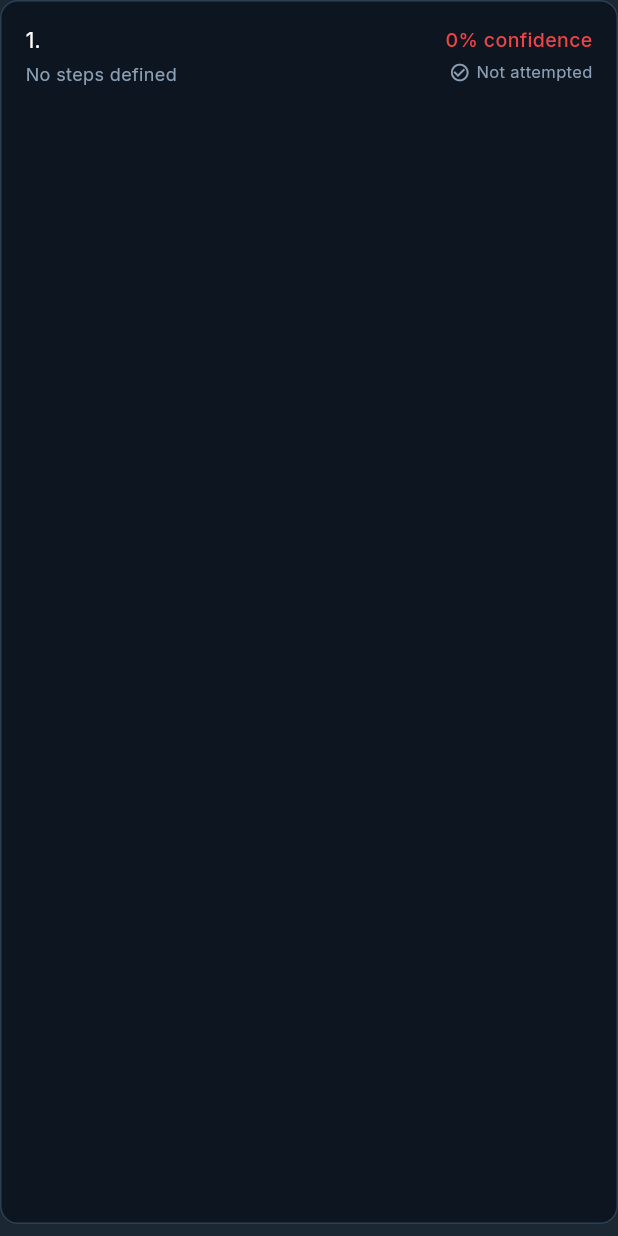
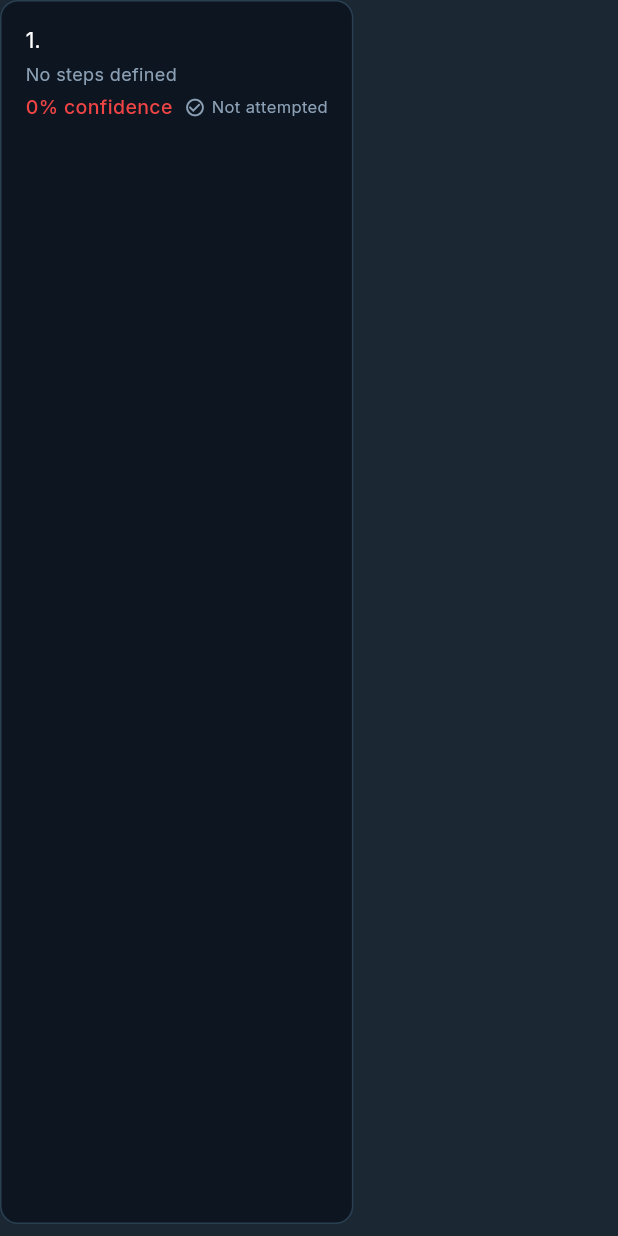
Before and after one commit to 8848man/sentinel_mvp, a Flutter app: the FixFlowRow widget shown alone on an empty page, opened directly with empty values, on a phone screen of 412 x 824 dp. Run offline on Flutter 3.47's test engine with Material 3 defaults, Android fonts, the phone set to English and light mode, and no system bars; our stand-ins replace dio, flutter_riverpod, go_router, google_fonts, supabase_flutter; accounts and stored records are empty.

Commit message:
Add mobile information hierarchy rules for fix-flow rows and AppBars
Fix-flow rows on mobile no longer cram name/Recommended/confidence into
one row, and mobile headers are simplified to nav/page-context only,
moving incident title and ID into the page content instead. Documents
both as new decisions in the responsive specs.

```diff
--- a/frontend/sentinel/lib/features/incident/presentation/analysis/widgets/fix_flow_row.dart
+++ b/frontend/sentinel/lib/features/incident/presentation/analysis/widgets/fix_flow_row.dart
@@ -25,6 +25,49 @@ class FixFlowRow extends StatelessWidget {
   /// badge is the only green-colored row treatment.
   final bool isRecommended;
 
+  Widget _recommendedBadge() {
+    return Container(
+      padding:
+          const EdgeInsets.symmetric(horizontal: AppSpacing.sm, vertical: 2),
+      decoration: BoxDecoration(
+        color: AppColors.severityMinor.withValues(alpha: 0.12),
+        borderRadius: BorderRadius.circular(AppSpacing.badgeRadius),
+      ),
+      child: Text(
+        'RECOMMENDED',
+        style: AppText.labelSmall.copyWith(
+          color: AppColors.severityMinor,
+          fontWeight: FontWeight.w700,
+        ),
+      ),
+    );
+  }
+
+  Widget _confidenceText(Color confidenceColor, int confidencePct) {
+    return Text(
+      '$confidencePct% confidence',
+      style: AppText.labelMedium.copyWith(color: confidenceColor),
+    );
+  }
+
+  Widget _attemptedIndicator() {
+    return Row(
+      mainAxisSize: MainAxisSize.min,
+      children: [
+        Icon(
+          fixFlow.isAttempted ? Icons.check_circle : Icons.check_circle_outline,
+          size: 14,
+          color: fixFlow.isAttempted ? AppColors.accentBlue : AppColors.textMuted,
+        ),
+        const SizedBox(width: 4),
+        Text(
+          fixFlow.isAttempted ? 'Attempted' : 'Not attempted',
+          style: AppText.labelSmall.copyWith(color: AppColors.textMuted),
+        ),
+      ],
+    );
+  }
+
   @override
   Widget build(BuildContext context) {
     final completed =
@@ -32,6 +75,10 @@ class FixFlowRow extends StatelessWidget {
     final total = fixFlow.checklistItems.length;
     final confidenceColor = AppColors.forConfidence(fixFlow.confidence);
     final confidencePct = (fixFlow.confidence * 100).round();
+    final progressText = total > 0
+        ? 'Progress: $completed / $total completed'
+        : 'No steps defined';
+    final isMobile = context.isMobileWidth;
 
     return GestureDetector(
       onTap: isLoading ? null : onTap,
@@ -46,7 +93,32 @@ class FixFlowRow extends StatelessWidget {
               ? Border.all(color: AppColors.accentBlue, width: 1.5)
               : Border.all(color: AppColors.border),
         ),
-        child: Row(
+        child: isMobile
+            ? Column(
+                crossAxisAlignment: CrossAxisAlignment.start,
+                children: [
+                  // Fix Flow Name gets the full row to itself so it never
+                  // competes with Recommended/Confidence for width.
+                  Text(
+                    '${index + 1}. ${fixFlow.title}',
+                    style: AppText.bodyMedium,
+                  ),
+                  const SizedBox(height: AppSpacing.xs),
+                  Text(progressText, style: AppText.bodySmall),
+                  const SizedBox(height: AppSpacing.xs),
+                  Wrap(
+                    spacing: AppSpacing.sm,
+                    runSpacing: AppSpacing.xs,
+                    crossAxisAlignment: WrapCrossAlignment.center,
+                    children: [
+                      if (isRecommended) _recommendedBadge(),
+                      _confidenceText(confidenceColor, confidencePct),
+                      _attemptedIndicator(),
+                    ],
+                  ),
+                ],
+              )
+            : Row(
                 crossAxisAlignment: CrossAxisAlignment.start,
                 children: [
                   // ── Left: title + progress ───────────────────────
@@ -64,31 +136,12 @@ class FixFlowRow extends StatelessWidget {
                             ),
                             if (isRecommended) ...[
                               const SizedBox(width: AppSpacing.xs),
-                        Container(
-                          padding: const EdgeInsets.symmetric(
-                              horizontal: AppSpacing.sm, vertical: 2),
-                          decoration: BoxDecoration(
-                            color: AppColors.severityMinor.withValues(alpha: 0.12),
-                            borderRadius: BorderRadius.circular(AppSpacing.badgeRadius),
-                          ),
-                          child: Text(
-                            'RECOMMENDED',
-                            style: AppText.labelSmall.copyWith(
-                              color: AppColors.severityMinor,
-                              fontWeight: FontWeight.w700,
-                            ),
-                          ),
-                        ),
+                              _recommendedBadge(),
                             ],
                           ],
                         ),
                         const SizedBox(height: AppSpacing.xs),
-                  Text(
-                    total > 0
-                        ? 'Progress: $completed / $total completed'
-                        : 'No steps defined',
-                    style: AppText.bodySmall,
-                  ),
+                        Text(progressText, style: AppText.bodySmall),
                       ],
                     ),
                   ),
@@ -97,30 +150,9 @@ class FixFlowRow extends StatelessWidget {
                   Column(
                     crossAxisAlignment: CrossAxisAlignment.end,
                     children: [
-                Text(
-                  '$confidencePct% confidence',
-                  style: AppText.labelMedium.copyWith(color: confidenceColor),
-                ),
+                      _confidenceText(confidenceColor, confidencePct),
                       const SizedBox(height: AppSpacing.xs),
-                Row(
-                  children: [
-                    Icon(
-                      fixFlow.isAttempted
-                          ? Icons.check_circle
-                          : Icons.check_circle_outline,
-                      size: 14,
-                      color: fixFlow.isAttempted
-                          ? AppColors.accentBlue
-                          : AppColors.textMuted,
-                    ),
-                    const SizedBox(width: 4),
-                    Text(
-                      fixFlow.isAttempted ? 'Attempted' : 'Not attempted',
-                      style:
-                          AppText.labelSmall.copyWith(color: AppColors.textMuted),
-                    ),
-                  ],
-                ),
+                      _attemptedIndicator(),
                     ],
                   ),
                 ],
```
Also changed, not shown: frontend/sentinel/lib/features/incident/presentation/analysis/screens/analysis_screen.dart (+23 -0 lines), frontend/sentinel/lib/features/incident/presentation/shared/widgets/incident_context_header.dart (added, +34 -0 lines), frontend/sentinel/lib/features/incident/presentation/workspace/screens/workspace_screen.dart (+23 -0 lines), 4 other files. Lines whose indentation alone changed are shown as unchanged.
